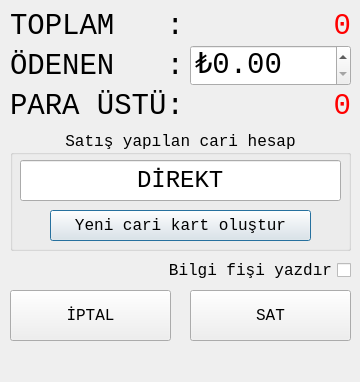
Before: the Qt Designer form satisyapform.ui in mamoo81/bhss, drawn with Qt 5.
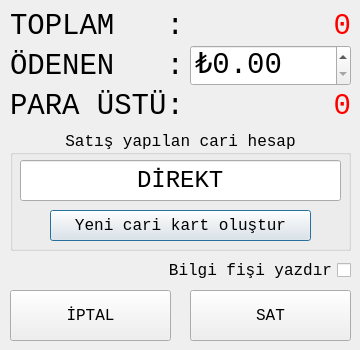
After: the same form once the commit is applied. Icons and pictures are not drawn.

What changed in the file:
```diff
--- a/satisyapform.ui
+++ b/satisyapform.ui
@@ -7,13 +7,19 @@
     <x>0</x>
     <y>0</y>
     <width>360</width>
-    <height>382</height>
+    <height>350</height>
    </rect>
   </property>
   <property name="minimumSize">
    <size>
     <width>360</width>
-    <height>325</height>
+    <height>350</height>
+   </size>
+  </property>
+  <property name="maximumSize">
+   <size>
+    <width>360</width>
+    <height>350</height>
    </size>
   </property>
   <property name="font">
```
Left out of the diff: 6 changed lines with no effect on the pictures.
